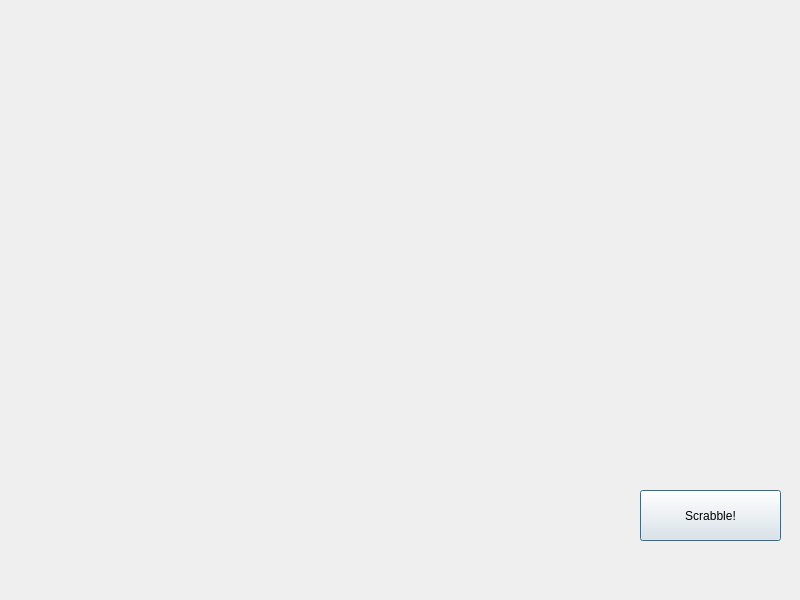
Qt form ClientProject/gui/ScrabbleWindow.ui (ErickCR12/Scrabble) before a commit.
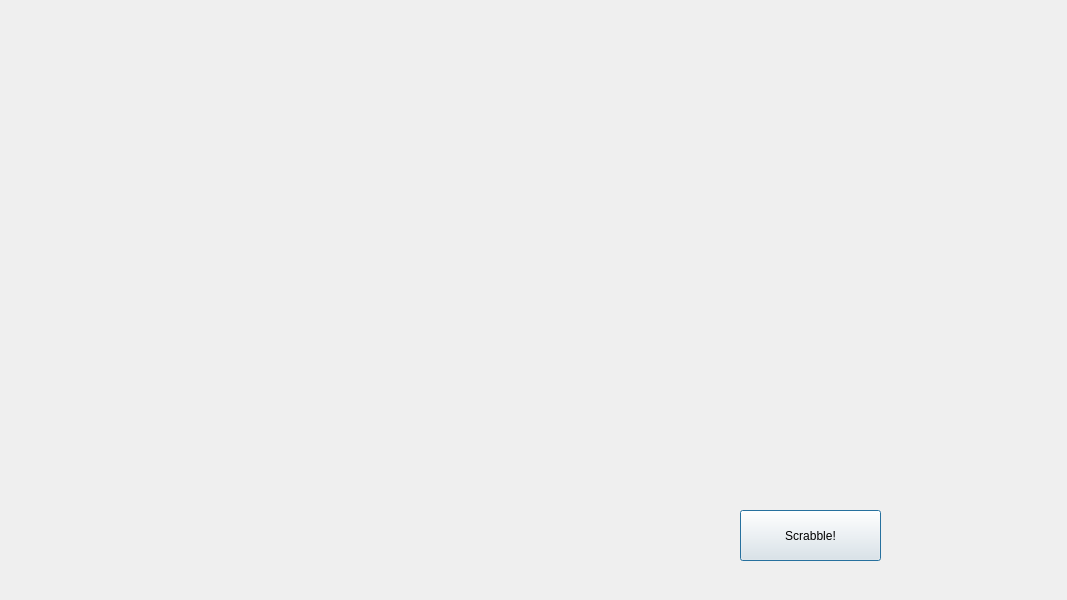
The same form after that commit.

```diff
--- a/ClientProject/gui/ScrabbleWindow.ui
+++ b/ClientProject/gui/ScrabbleWindow.ui
@@ -6,7 +6,7 @@
    <rect>
     <x>0</x>
     <y>0</y>
-    <width>800</width>
+    <width>1067</width>
     <height>600</height>
    </rect>
   </property>
@@ -18,13 +18,13 @@
   </property>
   <property name="minimumSize">
    <size>
-    <width>800</width>
+    <width>1067</width>
     <height>600</height>
    </size>
   </property>
   <property name="maximumSize">
    <size>
-    <width>800</width>
+    <width>1067</width>
     <height>600</height>
    </size>
   </property>
@@ -34,22 +34,22 @@
   <widget class="QFrame" name="boardFrame">
    <property name="geometry">
     <rect>
-     <x>0</x>
-     <y>0</y>
+     <x>40</x>
+     <y>40</y>
      <width>610</width>
-     <height>540</height>
+     <height>530</height>
     </rect>
    </property>
    <property name="minimumSize">
     <size>
      <width>610</width>
-     <height>540</height>
+     <height>530</height>
     </size>
    </property>
    <property name="maximumSize">
     <size>
      <width>610</width>
-     <height>540</height>
+     <height>530</height>
     </size>
    </property>
    <property name="frameShape">
@@ -62,8 +62,8 @@
   <widget class="QPushButton" name="scrabbleButton">
    <property name="geometry">
     <rect>
-     <x>640</x>
-     <y>490</y>
+     <x>740</x>
+     <y>510</y>
      <width>141</width>
      <height>51</height>
     </rect>
```
